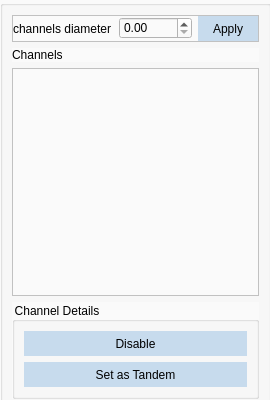
Before: the Qt Designer form src/windows/ui/channels_view.ui in brachify/brachify, drawn with Qt 5.
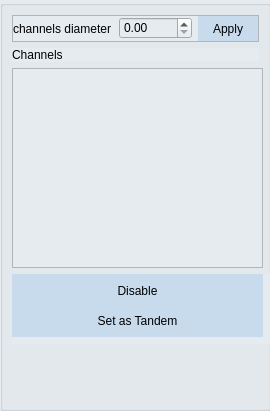
After: the same form once the commit is applied.

```diff
--- a/src/windows/ui/channels_view.ui
+++ b/src/windows/ui/channels_view.ui
@@ -7,7 +7,7 @@
     <x>0</x>
     <y>0</y>
     <width>270</width>
-    <height>400</height>
+    <height>411</height>
    </rect>
   </property>
   <property name="windowTitle">
@@ -25,6 +25,9 @@
      <height>411</height>
     </rect>
    </property>
+   <property name="styleSheet">
+    <string notr="true">background-color: rgb(230, 235, 240);</string>
+   </property>
    <property name="text">
     <string/>
    </property>
@@ -40,46 +43,23 @@
    </property>
    <property name="minimumSize">
     <size>
-     <width>261</width>
+     <width>271</width>
      <height>411</height>
     </size>
    </property>
    <property name="maximumSize">
     <size>
-     <width>16777215</width>
+     <width>271</width>
      <height>16777215</height>
     </size>
    </property>
+   <property name="styleSheet">
+    <string notr="true">background-color: rgb(230, 235, 240);</string>
+   </property>
    <property name="title">
     <string/>
    </property>
    <layout class="QGridLayout" name="gridLayout">
-    <item row="1" column="0">
-     <widget class="QLabel" name="label_10">
-      <property name="text">
-       <string>Channels</string>
-      </property>
-     </widget>
-    </item>
-    <item row="2" column="0">
-     <widget class="QListWidget" name="listwidget_channels">
-      <property name="styleSheet">
-       <string notr="true">QPushButton {
-	color: rgb(0, 0, 0);
-	background-color: rgb(199, 219, 237);
-	border: 0px solid;
-}
-QPushButton:hover {
-	color: rgb(250,250,250);
-	background-color: rgb(48, 88, 162);
-}
-QPushButton:pressed {
-	color: rgb(250,250,250);
-	background-color: rgb(28, 44, 81);
-}</string>
-      </property>
-     </widget>
-    </item>
     <item row="0" column="0">
      <widget class="QFrame" name="frame">
       <property name="frameShape">
@@ -115,13 +95,20 @@
            <height>16777215</height>
           </size>
          </property>
+         <property name="styleSheet">
+          <string notr="true">background-color: rgb(230, 235, 240);</string>
+         </property>
          <property name="text">
           <string>channels diameter</string>
          </property>
         </widget>
        </item>
        <item>
-        <widget class="QDoubleSpinBox" name="spinbox_diameter"/>
+        <widget class="QDoubleSpinBox" name="spinbox_diameter">
+         <property name="styleSheet">
+          <string notr="true">background-color: rgb(230, 235, 240);</string>
+         </property>
+        </widget>
        </item>
        <item>
         <widget class="QPushButton" name="btn_apply_diameter">
@@ -160,24 +147,77 @@
       </layout>
      </widget>
     </item>
+    <item row="4" column="0">
+     <spacer name="verticalSpacer">
+      <property name="orientation">
+       <enum>Qt::Vertical</enum>
+      </property>
+      <property name="sizeHint" stdset="0">
+       <size>
+        <width>228</width>
+        <height>35</height>
+       </size>
+      </property>
+     </spacer>
+    </item>
+    <item row="2" column="0">
+     <widget class="QListWidget" name="listwidget_channels">
+      <property name="minimumSize">
+       <size>
+        <width>251</width>
+        <height>200</height>
+       </size>
+      </property>
+      <property name="maximumSize">
+       <size>
+        <width>251</width>
+        <height>200</height>
+       </size>
+      </property>
+      <property name="styleSheet">
+       <string notr="true">background-color: rgb(230, 235, 240);</string>
+      </property>
+     </widget>
+    </item>
+    <item row="1" column="0">
+     <widget class="QLabel" name="label_10">
+      <property name="text">
+       <string>Channels</string>
+      </property>
+     </widget>
+    </item>
     <item row="3" column="0">
-     <widget class="QGroupBox" name="groupBox">
+     <widget class="QWidget" name="top_menu_bar" native="true">
       <property name="minimumSize">
        <size>
-        <width>212</width>
-        <height>0</height>
+        <width>270</width>
+        <height>70</height>
        </size>
       </property>
-      <property name="title">
-       <string>Channel Details</string>
+      <property name="maximumSize">
+       <size>
+        <width>16777215</width>
+        <height>70</height>
+       </size>
       </property>
-      <layout class="QVBoxLayout" name="verticalLayout">
-       <item>
+      <property name="styleSheet">
+       <string notr="true">QWidget {
+	background-color: rgb(230, 235, 240);
+}</string>
+      </property>
         <widget class="QPushButton" name="btn_enable">
+       <property name="geometry">
+        <rect>
+         <x>0</x>
+         <y>0</y>
+         <width>251</width>
+         <height>33</height>
+        </rect>
+       </property>
          <property name="minimumSize">
           <size>
-           <width>0</width>
-           <height>25</height>
+         <width>240</width>
+         <height>33</height>
           </size>
          </property>
          <property name="styleSheet">
@@ -199,13 +239,19 @@
           <string>Disable</string>
          </property>
         </widget>
-       </item>
-       <item>
         <widget class="QPushButton" name="btn_set_tandem">
+       <property name="geometry">
+        <rect>
+         <x>0</x>
+         <y>30</y>
+         <width>251</width>
+         <height>33</height>
+        </rect>
+       </property>
          <property name="minimumSize">
           <size>
-           <width>0</width>
-           <height>25</height>
+         <width>240</width>
+         <height>33</height>
           </size>
          </property>
          <property name="styleSheet">
@@ -227,8 +273,6 @@
           <string>Set as Tandem</string>
          </property>
         </widget>
-       </item>
-      </layout>
      </widget>
     </item>
    </layout>
```
Lines whose indentation alone changed are shown as unchanged.
